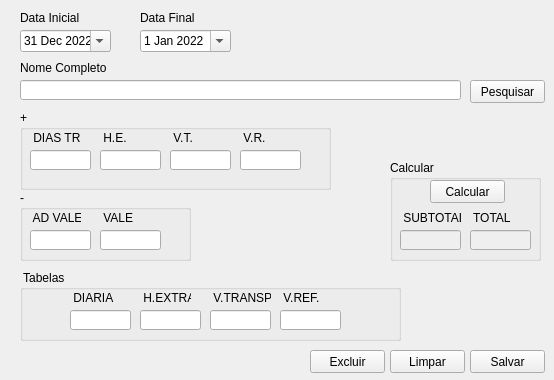
This is frms/frm_registros.ui in luissantananet/cadastro_colaborador as Qt 5 draws it before an edit. The edited form follows.
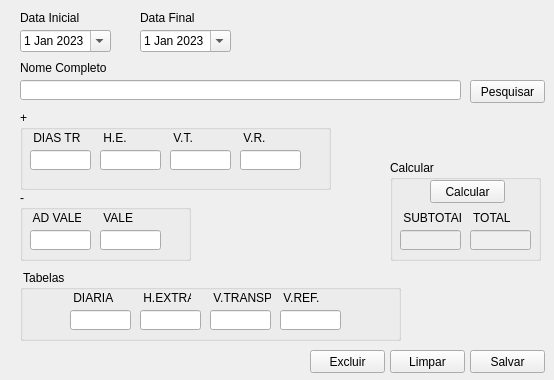
This is the edited form.

```diff
--- a/frms/frm_registros.ui
+++ b/frms/frm_registros.ui
@@ -79,19 +79,29 @@
     </property>
     <property name="dateTime">
      <datetime>
-      <hour>21</hour>
+      <hour>12</hour>
       <minute>0</minute>
       <second>0</second>
-      <year>2022</year>
-      <month>12</month>
-      <day>31</day>
+      <year>2023</year>
+      <month>1</month>
+      <day>1</day>
+     </datetime>
+    </property>
+    <property name="minimumDateTime">
+     <datetime>
+      <hour>3</hour>
+      <minute>0</minute>
+      <second>0</second>
+      <year>1900</year>
+      <month>9</month>
+      <day>14</day>
      </datetime>
     </property>
     <property name="minimumDate">
      <date>
-      <year>1998</year>
-      <month>12</month>
-      <day>31</day>
+      <year>1900</year>
+      <month>9</month>
+      <day>14</day>
      </date>
     </property>
     <property name="calendarPopup">
@@ -118,14 +128,24 @@
     </property>
     <property name="dateTime">
      <datetime>
-      <hour>6</hour>
+      <hour>9</hour>
       <minute>0</minute>
       <second>0</second>
-      <year>2022</year>
+      <year>2023</year>
       <month>1</month>
       <day>1</day>
      </datetime>
     </property>
+    <property name="minimumDateTime">
+     <datetime>
+      <hour>3</hour>
+      <minute>0</minute>
+      <second>0</second>
+      <year>1900</year>
+      <month>9</month>
+      <day>14</day>
+     </datetime>
+    </property>
     <property name="currentSection">
      <enum>QDateTimeEdit::MonthSection</enum>
     </property>
```
Left out of the diff: 7 changed lines with no effect on the pictures.
